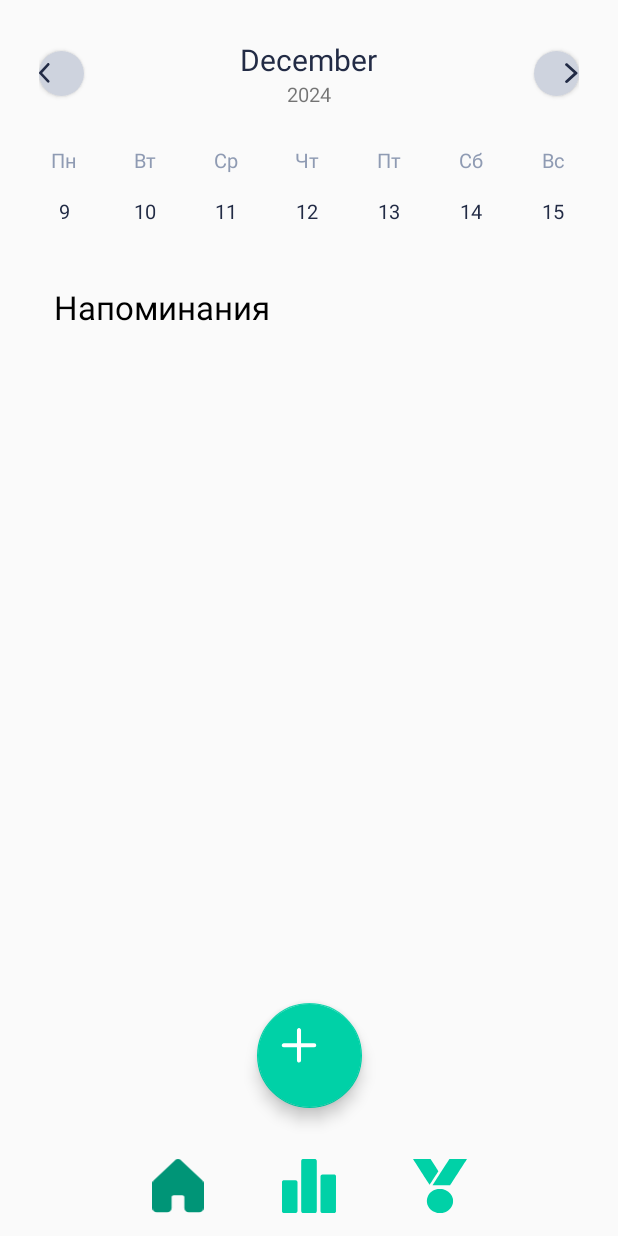
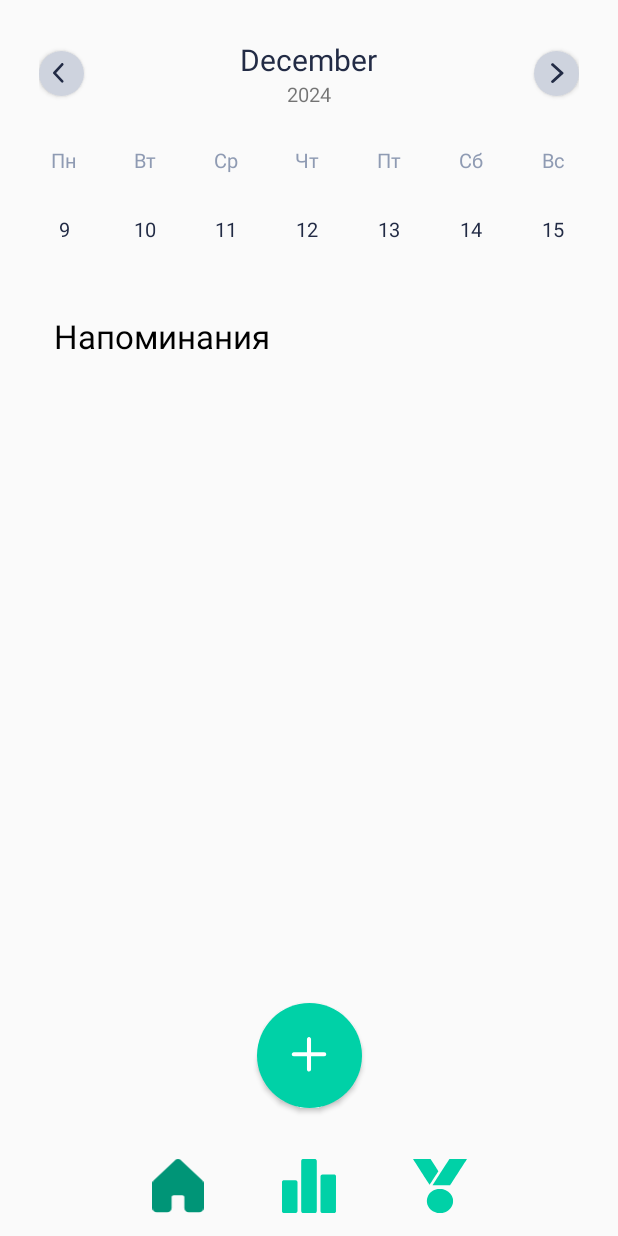
Before and after one commit to nerm1k/alabasterhelp-android-app, an Android app built with Jetpack Compose: the screen it shows after launch (MainActivity), after a tap on an icon or button, on a phone screen of 412 x 824 dp. Run offline under Robolectric (Android 15) with nearby library versions, the phone set to English and light mode, and no system bars.

Commit message:
small UI fixes

```diff
--- a/app/src/main/java/com/example/alabasterhelp2/ExecuteReminderActivity.kt
+++ b/app/src/main/java/com/example/alabasterhelp2/ExecuteReminderActivity.kt
@@ -232,7 +232,7 @@ class ExecuteReminderActivity : AppCompatActivity() {
             if (takePictureIntent.resolveActivity(packageManager) != null) {
                 takePictureLauncher.launch(takePictureIntent)
             } else {
-                Toast.makeText(this, "Нет приложения для камеры", Toast.LENGTH_SHORT).show()
+                Snackbar.make(findViewById(android.R.id.content), "Нет приложения для камеры", Snackbar.LENGTH_SHORT).show()
             }
         } else {
             requestPermissions()
--- a/app/src/main/java/com/example/alabasterhelp2/fragments/HomeFragment.kt
+++ b/app/src/main/java/com/example/alabasterhelp2/fragments/HomeFragment.kt
@@ -40,7 +40,7 @@ class HomeFragment : Fragment() {
     ): View? {
         val view = inflater.inflate(R.layout.fragment_home, container, false)
 
-        val fabAddReminder: FloatingActionButton = view.findViewById(R.id.fab_add_reminder)
+        val fabAddReminder: Button = view.findViewById(R.id.btn_add_reminder)
         fabAddReminder.setOnClickListener {
             // Открытие экрана для добавления напоминания
             val intent = Intent(activity, AddReminderActivity::class.java)
@@ -83,6 +83,7 @@ class HomeFragment : Fragment() {
         // Инициализация DatabaseHelper
         databaseHelper = DatabaseHelper(requireContext())
 
+        populateDays()
         // Загрузка напоминаний
         loadReminders()
     }
--- /dev/null
+++ b/app/src/main/res/drawable/additional_info.xml
@@ -0,0 +1,9 @@
+<vector xmlns:android="http://schemas.android.com/apk/res/android"
+    android:width="16dp"
+    android:height="16dp"
+    android:viewportWidth="16"
+    android:viewportHeight="16">
+  <path
+      android:pathData="M7.2,12H8.8V7.2H7.2V12ZM8,5.6C8.227,5.6 8.417,5.523 8.57,5.37C8.724,5.216 8.801,5.026 8.8,4.8C8.799,4.574 8.723,4.384 8.57,4.23C8.417,4.077 8.227,4 8,4C7.773,4 7.583,4.077 7.43,4.23C7.277,4.384 7.201,4.574 7.2,4.8C7.199,5.026 7.276,5.216 7.43,5.37C7.585,5.525 7.774,5.601 8,5.6ZM8,16C6.893,16 5.853,15.79 4.88,15.37C3.907,14.949 3.06,14.38 2.34,13.66C1.62,12.941 1.05,12.094 0.63,11.12C0.211,10.146 0.001,9.106 0,8C-0.001,6.894 0.21,5.854 0.63,4.88C1.051,3.906 1.621,3.059 2.34,2.34C3.059,1.621 3.906,1.051 4.88,0.63C5.854,0.21 6.894,0 8,0C9.106,0 10.146,0.21 11.12,0.63C12.094,1.051 12.941,1.621 13.66,2.34C14.379,3.059 14.949,3.906 15.37,4.88C15.792,5.854 16.002,6.894 16,8C15.998,9.106 15.788,10.146 15.37,11.12C14.951,12.094 14.381,12.941 13.66,13.66C12.939,14.38 12.092,14.95 11.12,15.37C10.148,15.791 9.108,16.001 8,16ZM8,14.4C9.787,14.4 11.3,13.78 12.54,12.54C13.78,11.3 14.4,9.787 14.4,8C14.4,6.213 13.78,4.7 12.54,3.46C11.3,2.22 9.787,1.6 8,1.6C6.213,1.6 4.7,2.22 3.46,3.46C2.22,4.7 1.6,6.213 1.6,8C1.6,9.787 2.22,11.3 3.46,12.54C4.7,13.78 6.213,14.4 8,14.4Z"
+      android:fillColor="#000000"/>
+</vector>
--- a/app/src/main/res/drawable/circle_background.xml
+++ b/app/src/main/res/drawable/circle_background.xml
@@ -1,5 +1,12 @@
 <?xml version="1.0" encoding="utf-8"?>
 <shape xmlns:android="http://schemas.android.com/apk/res/android"
     android:shape="oval">
-    <solid android:color="#00D1A7" />
+
+    <!-- Прозрачное внутреннее заполнение -->
+    <solid android:color="@android:color/transparent" />
+
+    <!-- Цветная обводка -->
+    <stroke
+        android:width="3dp"
+        android:color="#00D1A7" />
 </shape>
--- /dev/null
+++ b/app/src/main/res/drawable/rounded_home_button.xml
@@ -0,0 +1,5 @@
+<?xml version="1.0" encoding="utf-8"?>
+<shape xmlns:android="http://schemas.android.com/apk/res/android"
+    android:shape="oval">
+    <solid android:color="#00D1A7" /> <!-- Цвет фона кнопки -->
+</shape>
--- a/app/src/main/res/layout/fragment_home.xml
+++ b/app/src/main/res/layout/fragment_home.xml
@@ -27,6 +27,7 @@
                 android:id="@+id/buttonLeft"
                 android:layout_width="30sp"
                 android:layout_height="30sp"
+                android:paddingLeft="9sp"
                 android:background="@drawable/rounded_blue_button"
                 android:drawableLeft="@drawable/left_calendar" />
 
@@ -57,6 +58,7 @@
                 android:id="@+id/buttonRight"
                 android:layout_width="30sp"
                 android:layout_height="30sp"
+                android:paddingRight="9sp"
                 android:background="@drawable/rounded_blue_button"
                 android:drawableRight="@drawable/right_calendar" />
         </LinearLayout>
@@ -64,7 +66,7 @@
         <LinearLayout
             android:layout_width="match_parent"
             android:layout_height="wrap_content"
-            android:layout_marginBottom="15sp"
+            android:layout_marginBottom="10sp"
             android:gravity="center"
             android:orientation="horizontal">
 
@@ -143,16 +145,19 @@
                 android:layout_width="0dp"
                 android:layout_height="wrap_content"
                 android:layout_weight="1"
+                android:padding="17sp"
                 android:text="1"
                 android:textAlignment="center"
                 android:textColor="@color/calendar_day"
-                android:textSize="13sp" />
+                android:textSize="13sp"
+                />
 
             <TextView
                 android:id="@+id/tuesdayDate"
                 android:layout_width="0dp"
                 android:layout_height="wrap_content"
                 android:layout_weight="1"
+                android:padding="17sp"
                 android:text="2"
                 android:textAlignment="center"
                 android:textColor="@color/calendar_day"
@@ -163,6 +168,7 @@
                 android:layout_width="0dp"
                 android:layout_height="wrap_content"
                 android:layout_weight="1"
+                android:padding="17sp"
                 android:text="3"
                 android:textAlignment="center"
                 android:textColor="@color/calendar_day"
@@ -171,6 +177,7 @@
             <TextView
                 android:id="@+id/thursdayDate"
                 android:layout_width="0dp"
+                android:padding="17sp"
                 android:layout_height="wrap_content"
                 android:layout_weight="1"
                 android:text="4"
@@ -184,6 +191,7 @@
                 android:layout_height="wrap_content"
                 android:layout_weight="1"
                 android:text="5"
+                android:padding="17sp"
                 android:textAlignment="center"
                 android:textColor="@color/calendar_day"
                 android:textSize="13sp" />
@@ -194,6 +202,7 @@
                 android:layout_height="wrap_content"
                 android:layout_weight="1"
                 android:text="6"
+                android:padding="17sp"
                 android:textAlignment="center"
                 android:textColor="@color/calendar_day"
                 android:textSize="13sp" />
@@ -204,6 +213,7 @@
                 android:layout_height="wrap_content"
                 android:layout_weight="1"
                 android:text="7"
+                android:padding="17sp"
                 android:textAlignment="center"
                 android:textColor="@color/calendar_day"
                 android:textSize="13sp" />
@@ -214,7 +224,7 @@
             android:layout_width="match_parent"
             android:layout_height="wrap_content"
             android:paddingLeft="20sp"
-            android:paddingTop="40sp"
+            android:paddingTop="30sp"
             android:paddingRight="20sp"
             android:text="Напоминания"
             android:textColor="@color/black"
@@ -225,7 +235,8 @@
             android:id="@+id/recyclerViewReminders"
             android:layout_width="match_parent"
             android:layout_height="348dp"
-            android:padding="16dp"
+            android:paddingTop="12dp"
+            android:paddingLeft="24sp"
             app:layoutManager="androidx.recyclerview.widget.LinearLayoutManager"
             app:layout_constraintBottom_toBottomOf="parent"
             app:layout_constraintEnd_toEndOf="parent"
@@ -235,18 +246,19 @@
     </LinearLayout>
 
 
-
-    <com.google.android.material.floatingactionbutton.FloatingActionButton
-        android:id="@+id/fab_add_reminder"
+    <Button
+        android:id="@+id/btn_add_reminder"
         android:layout_width="70dp"
         android:layout_height="70dp"
         android:layout_marginBottom="85dp"
         android:contentDescription="Добавить напоминание"
-        android:src="@drawable/add_button"
-        app:backgroundTint="#00D1A7"
+        android:background="@drawable/rounded_home_button"
+        android:drawableTop="@drawable/add_button"
+        android:gravity="center"
+        android:paddingTop="22sp"
         app:layout_constraintBottom_toBottomOf="parent"
         app:layout_constraintEnd_toEndOf="parent"
-        app:layout_constraintStart_toStartOf="parent" />
+        app:layout_constraintStart_toStartOf="parent"/>
 
 
 </androidx.constraintlayout.widget.ConstraintLayout>
--- a/app/src/main/res/layout/item_reminder.xml
+++ b/app/src/main/res/layout/item_reminder.xml
@@ -2,8 +2,9 @@
 <TextView
     xmlns:android="http://schemas.android.com/apk/res/android"
     android:id="@+id/textViewReminderTitle"
-    android:layout_width="match_parent"
+    android:layout_width="wrap_content"
     android:layout_height="wrap_content"
-    android:padding="12dp"
+    android:padding="6dp"
+    android:layout_marginBottom="4sp"
     android:textSize="18sp"
     android:textColor="@android:color/black"/>
```
Also changed, not shown: app/src/main/java/com/example/alabasterhelp2/AddReminderActivity.kt (+5 -4 lines), app/src/main/java/com/example/alabasterhelp2/ReminderAdapter.kt (+18 -0 lines).
